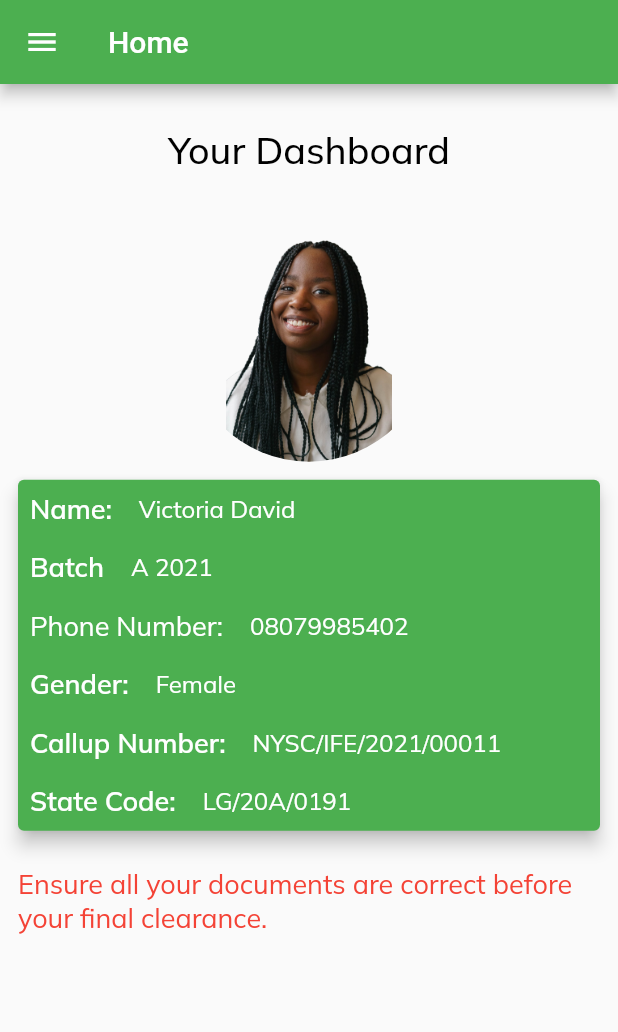
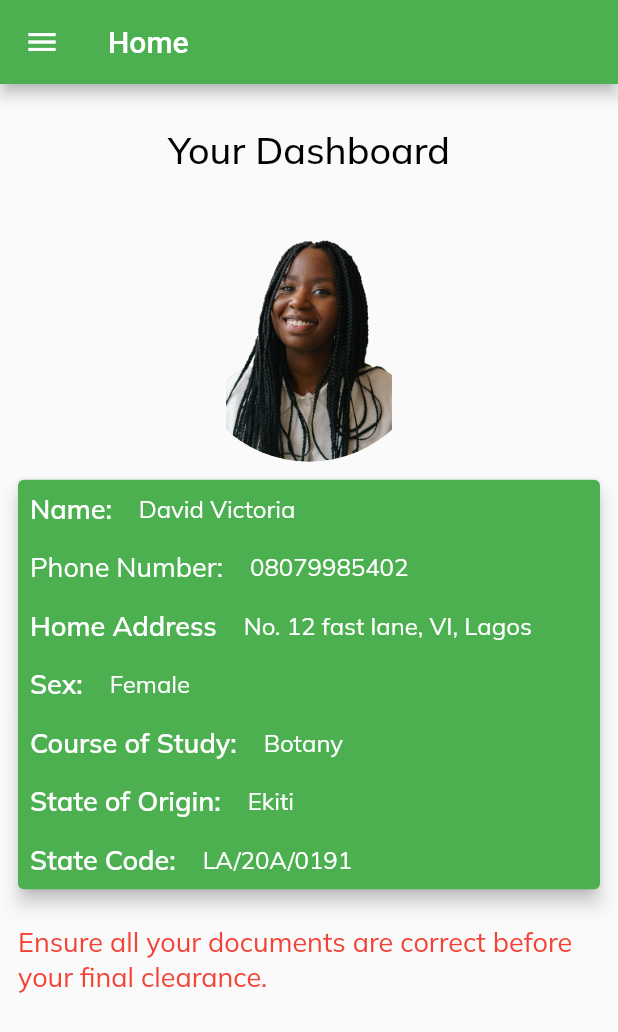
Before and after one commit to vikilinho/lsgnysc, a Flutter app: the HomeScreen screen opened directly, on a phone screen of 412 x 824 dp. Shown: the top 1032 px of the screen. Run offline on Flutter 3.47's test engine with Material 2 defaults, Android fonts, the phone set to English and light mode, and no system bars; our stand-ins replace google_fonts.

Commit message:
second commit

```diff
--- a/lib/pages/homeScreen.dart
+++ b/lib/pages/homeScreen.dart
@@ -69,33 +69,7 @@ class _HomeScreenState extends State<HomeScreen> {
                       width: 10,
                     ),
                     Text(
-                      'Victoria David',
-                      style: GoogleFonts.mulish(
-                        fontSize: 16,
-                        fontWeight: FontWeight.w400,
-                        color: Colors.white,
-                      ),
-                    ),
-                  ],
-                ),
-                Row(
-                  children: [
-                    Padding(
-                      padding: const EdgeInsets.all(8.0),
-                      child: Text(
-                        'Batch',
-                        style: GoogleFonts.mulish(
-                          fontSize: 18,
-                          fontWeight: FontWeight.w600,
-                          color: Colors.white,
-                        ),
-                      ),
-                    ),
-                    SizedBox(
-                      width: 10,
-                    ),
-                    Text(
-                      'A 2021',
+                      'David Victoria',
                       style: GoogleFonts.mulish(
                         fontSize: 16,
                         fontWeight: FontWeight.w400,
@@ -135,7 +109,33 @@ class _HomeScreenState extends State<HomeScreen> {
                     Padding(
                       padding: const EdgeInsets.all(8.0),
                       child: Text(
-                        'Gender:',
+                        'Home Address',
+                        style: GoogleFonts.mulish(
+                          fontSize: 18,
+                          fontWeight: FontWeight.w600,
+                          color: Colors.white,
+                        ),
+                      ),
+                    ),
+                    SizedBox(
+                      width: 10,
+                    ),
+                    Text(
+                      'No. 12 fast lane, VI, Lagos',
+                      style: GoogleFonts.mulish(
+                        fontSize: 16,
+                        fontWeight: FontWeight.w400,
+                        color: Colors.white,
+                      ),
+                    ),
+                  ],
+                ),
+                Row(
+                  children: [
+                    Padding(
+                      padding: const EdgeInsets.all(8.0),
+                      child: Text(
+                        'Sex:',
                         style: GoogleFonts.mulish(
                           fontSize: 18,
                           fontWeight: FontWeight.w600,
@@ -161,7 +161,7 @@ class _HomeScreenState extends State<HomeScreen> {
                     Padding(
                       padding: const EdgeInsets.all(8.0),
                       child: Text(
-                        'Callup Number:',
+                        'Course of Study:',
                         style: GoogleFonts.mulish(
                           fontSize: 18,
                           fontWeight: FontWeight.w600,
@@ -173,7 +173,33 @@ class _HomeScreenState extends State<HomeScreen> {
                       width: 10,
                     ),
                     Text(
-                      'NYSC/IFE/2021/00011',
+                      'Botany',
+                      style: GoogleFonts.mulish(
+                        fontSize: 16,
+                        fontWeight: FontWeight.w400,
+                        color: Colors.white,
+                      ),
+                    ),
+                  ],
+                ),
+                Row(
+                  children: [
+                    Padding(
+                      padding: const EdgeInsets.all(8.0),
+                      child: Text(
+                        'State of Origin:',
+                        style: GoogleFonts.mulish(
+                          fontSize: 18,
+                          fontWeight: FontWeight.w600,
+                          color: Colors.white,
+                        ),
+                      ),
+                    ),
+                    SizedBox(
+                      width: 10,
+                    ),
+                    Text(
+                      'Ekiti',
                       style: GoogleFonts.mulish(
                         fontSize: 16,
                         fontWeight: FontWeight.w400,
@@ -199,7 +225,7 @@ class _HomeScreenState extends State<HomeScreen> {
                       width: 10,
                     ),
                     Text(
-                      'LG/20A/0191',
+                      'LA/20A/0191',
                       style: GoogleFonts.mulish(
                         fontSize: 16,
                         fontWeight: FontWeight.w400,
@@ -211,7 +237,8 @@ class _HomeScreenState extends State<HomeScreen> {
               ]),
             ),
           ),
-          Padding(
+          Expanded(
+            child: Padding(
               padding: const EdgeInsets.all(12.0),
               child: Text(
                 "Ensure all your documents are correct before your final clearance.",
@@ -222,6 +249,7 @@ class _HomeScreenState extends State<HomeScreen> {
                 ),
               ),
             ),
+          ),
         ],
       )),
     );
--- a/lib/pages/profile_screen.dart
+++ b/lib/pages/profile_screen.dart
@@ -36,7 +36,7 @@ class _ProfileScreenState extends State<ProfileScreen> {
                 label: Text('Change Profile Picture')),
             ListTile(
               title: Text(
-                'Local Government Clearance',
+                'Ministry of health',
                 style: GoogleFonts.mulish(
                   fontSize: 18,
                   fontWeight: FontWeight.w400,
@@ -54,7 +54,7 @@ class _ProfileScreenState extends State<ProfileScreen> {
             ),
             ListTile(
               title: Text(
-                'Course Correction',
+                'BVN: 20001222221',
                 style: GoogleFonts.mulish(
                   fontSize: 18,
                   fontWeight: FontWeight.w400,
--- a/lib/pages/report_screen.dart
+++ b/lib/pages/report_screen.dart
@@ -28,7 +28,7 @@ class _ReportScreenState extends State<ReportScreen> {
               child: Text(
                 "View and submit your reports.",
                 style: GoogleFonts.mulish(
-                  fontSize: 25,
+                  fontSize: 20,
                   fontWeight: FontWeight.w600,
                 ),
               ),
@@ -41,7 +41,7 @@ class _ReportScreenState extends State<ReportScreen> {
                 'Monthly CDS Report',
                 style: GoogleFonts.mulish(
                   fontSize: 20,
-                  fontWeight: FontWeight.w600,
+                  fontWeight: FontWeight.w400,
                 ),
               ),
               leading: Icon(Icons.arrow_right),
@@ -59,7 +59,7 @@ class _ReportScreenState extends State<ReportScreen> {
                 'Incidence Report',
                 style: GoogleFonts.mulish(
                   fontSize: 20,
-                  fontWeight: FontWeight.w600,
+                  fontWeight: FontWeight.w400,
                 ),
               ),
               leading: Icon(Icons.arrow_right),
```
Also changed, not shown: lib/pages/news_screen.dart (+14 -10 lines), 1 other file. Lines whose indentation alone changed are shown as unchanged.
